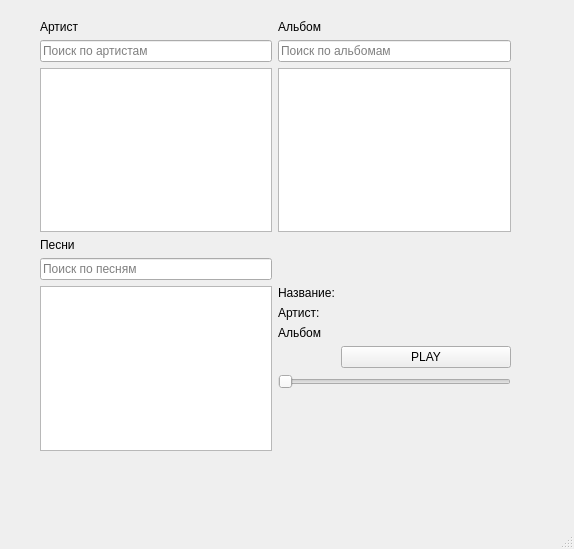
Before: the Qt Designer form QT_windows/main.ui in boyarivan06/AnotherOpera, drawn with Qt 5.
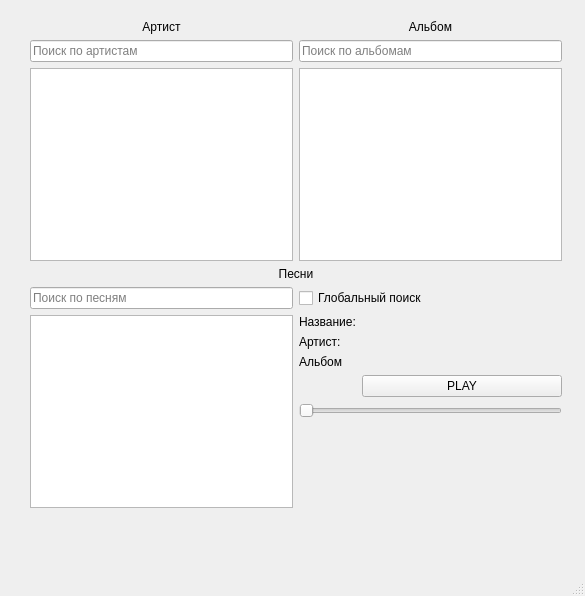
After: the same form once the commit is applied.

Commit message: added warning label, added searching by artist in album in bot

Diff of the .ui file:
```diff
--- a/QT_windows/main.ui
+++ b/QT_windows/main.ui
@@ -6,8 +6,8 @@
    <rect>
     <x>0</x>
     <y>0</y>
-    <width>574</width>
-    <height>549</height>
+    <width>585</width>
+    <height>596</height>
    </rect>
   </property>
   <property name="windowTitle">
@@ -17,65 +17,14 @@
    <widget class="QWidget" name="gridLayoutWidget">
     <property name="geometry">
      <rect>
-      <x>40</x>
-      <y>20</y>
-      <width>471</width>
-      <height>431</height>
+      <x>30</x>
+      <y>0</y>
+      <width>532</width>
+      <height>508</height>
      </rect>
     </property>
     <layout class="QGridLayout" name="gridLayout">
-     <item row="1" column="1">
-      <widget class="QLineEdit" name="album_search">
-       <property name="placeholderText">
-        <string>Поиск по альбомам</string>
-       </property>
-      </widget>
-     </item>
-     <item row="0" column="1">
-      <widget class="QLabel" name="label_2">
-       <property name="text">
-        <string>Альбом</string>
-       </property>
-      </widget>
-     </item>
-     <item row="2" column="1">
-      <widget class="QListWidget" name="albums_list"/>
-     </item>
-     <item row="1" column="0">
-      <widget class="QLineEdit" name="artist_search">
-       <property name="placeholderText">
-        <string>Поиск по артистам</string>
-       </property>
-      </widget>
-     </item>
-     <item row="3" column="0">
-      <widget class="QLabel" name="label_3">
-       <property name="text">
-        <string>Песни</string>
-       </property>
-      </widget>
-     </item>
-     <item row="0" column="0">
-      <widget class="QLabel" name="label">
-       <property name="text">
-        <string>Артист</string>
-       </property>
-      </widget>
-     </item>
-     <item row="2" column="0">
-      <widget class="QListWidget" name="artists_list"/>
-     </item>
-     <item row="5" column="0">
-      <widget class="QListWidget" name="songs_list"/>
-     </item>
-     <item row="4" column="0">
-      <widget class="QLineEdit" name="song_search">
-       <property name="placeholderText">
-        <string>Поиск по песням</string>
-       </property>
-      </widget>
-     </item>
-     <item row="5" column="1">
+     <item row="7" column="2">
       <layout class="QFormLayout" name="formLayout">
        <item row="0" column="0">
         <widget class="QLabel" name="label_4">
@@ -156,6 +105,83 @@
        </item>
       </layout>
      </item>
+     <item row="5" column="1" colspan="2">
+      <widget class="QLabel" name="label_3">
+       <property name="text">
+        <string>Песни</string>
+       </property>
+       <property name="alignment">
+        <set>Qt::AlignCenter</set>
+       </property>
+      </widget>
+     </item>
+     <item row="6" column="2">
+      <widget class="QCheckBox" name="global_box">
+       <property name="text">
+        <string>Глобальный поиск</string>
+       </property>
+      </widget>
+     </item>
+     <item row="1" column="1">
+      <widget class="QLabel" name="label">
+       <property name="text">
+        <string>Артист</string>
+       </property>
+       <property name="alignment">
+        <set>Qt::AlignCenter</set>
+       </property>
+      </widget>
+     </item>
+     <item row="2" column="2">
+      <widget class="QLineEdit" name="album_search">
+       <property name="placeholderText">
+        <string>Поиск по альбомам</string>
+       </property>
+      </widget>
+     </item>
+     <item row="2" column="1">
+      <widget class="QLineEdit" name="artist_search">
+       <property name="placeholderText">
+        <string>Поиск по артистам</string>
+       </property>
+      </widget>
+     </item>
+     <item row="1" column="2">
+      <widget class="QLabel" name="label_2">
+       <property name="text">
+        <string>Альбом</string>
+       </property>
+       <property name="alignment">
+        <set>Qt::AlignCenter</set>
+       </property>
+      </widget>
+     </item>
+     <item row="7" column="1">
+      <widget class="QListWidget" name="songs_list"/>
+     </item>
+     <item row="3" column="1">
+      <widget class="QListWidget" name="artists_list"/>
+     </item>
+     <item row="6" column="1">
+      <widget class="QLineEdit" name="song_search">
+       <property name="placeholderText">
+        <string>Поиск по песням</string>
+       </property>
+      </widget>
+     </item>
+     <item row="3" column="2">
+      <widget class="QListWidget" name="albums_list"/>
+     </item>
+     <item row="0" column="1" colspan="2">
+      <widget class="QLabel" name="label_7">
+       <property name="styleSheet">
+        <string notr="true">color:ff0000</string>
+       </property>
+       <property name="text">
+        <string/>
+       </property>
+      </widget>
+     </item>
     </layout>
    </widget>
   </widget>
```
Left out of the diff: 2 changed lines with no effect on the pictures. The commit also changes 2 other files.
